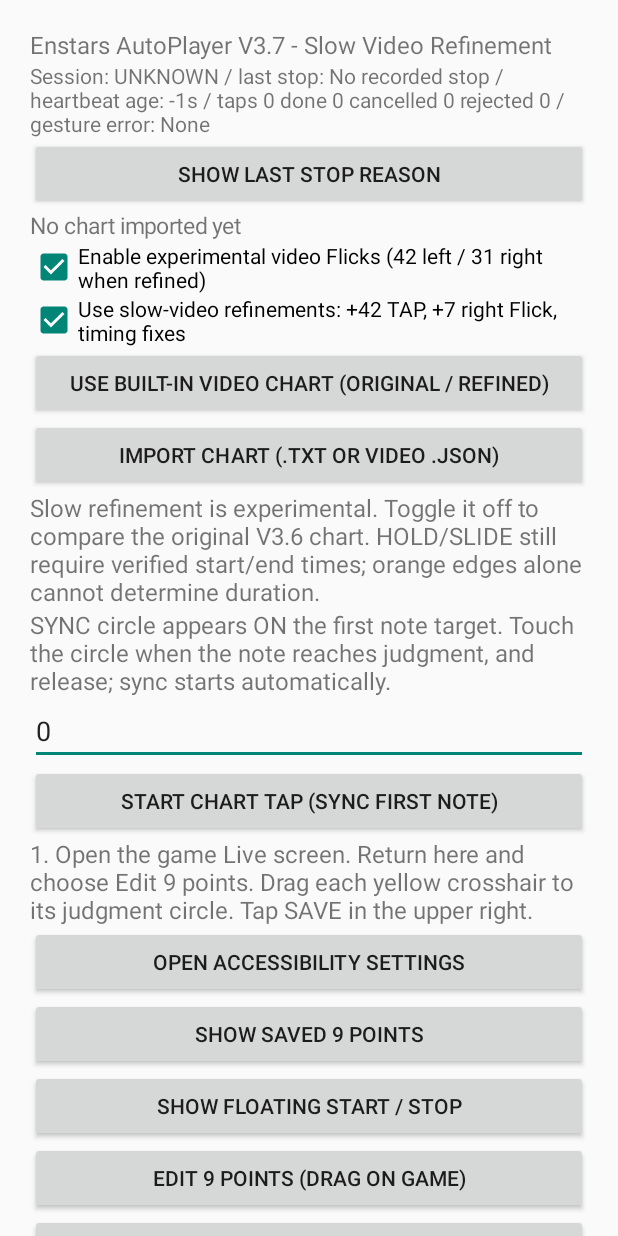
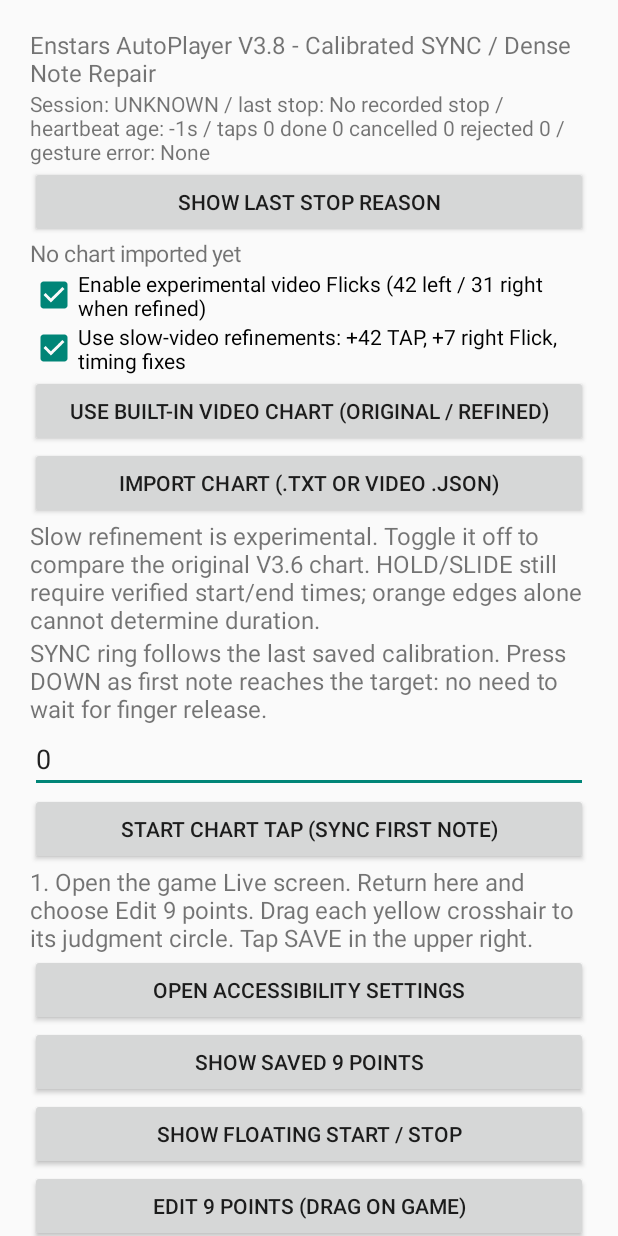
Before and after one commit to kurohako/EnstarsAutoPlayer, an Android app: the screen it shows after launch (MainActivity), on a phone screen of 412 x 824 dp. Run offline under Robolectric (Android 15) with nearby library versions, the phone set to English and light mode, and no system bars.

Commit message:
Update V3.8 UI to explain immediate finger-down synchronization

```diff
--- a/app/src/main/java/com/enstars/autoplayer/MainActivity.kt
+++ b/app/src/main/java/com/enstars/autoplayer/MainActivity.kt
@@ -50,7 +50,7 @@ class MainActivity:Activity(){
    return s
   }
 
-  label("Enstars AutoPlayer V3.7 - Slow Video Refinement")
+  label("Enstars AutoPlayer V3.8 - Calibrated SYNC / Dense Note Repair")
   val sessionText=TextView(this).apply{textSize=14f}
   root.addView(sessionText)
   fun refreshSessionInfo(){
@@ -114,7 +114,7 @@ class MainActivity:Activity(){
    }catch(_:Exception){}
   }
   label("Slow refinement is experimental. Toggle it off to compare the original V3.6 chart. HOLD/SLIDE still require verified start/end times; orange edges alone cannot determine duration.")
-  label("SYNC circle appears ON the first note target. Touch the circle when the note reaches judgment, and release; sync starts automatically.")
+  label("SYNC ring follows the last saved calibration. Press DOWN as first note reaches the target: no need to wait for finger release.")
   val syncOffset=EditText(this).apply{
    inputType=android.text.InputType.TYPE_CLASS_NUMBER or android.text.InputType.TYPE_NUMBER_FLAG_SIGNED
    setText(getSharedPreferences("chart",MODE_PRIVATE).getLong("syncOffset",0L).toString())
```
